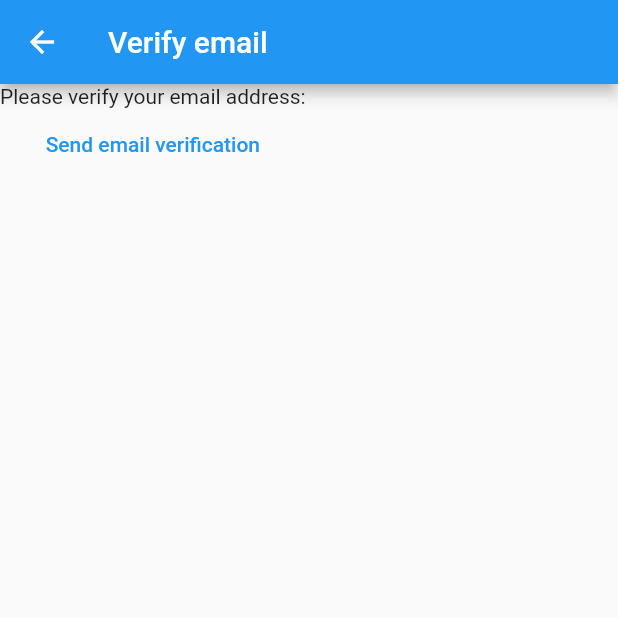
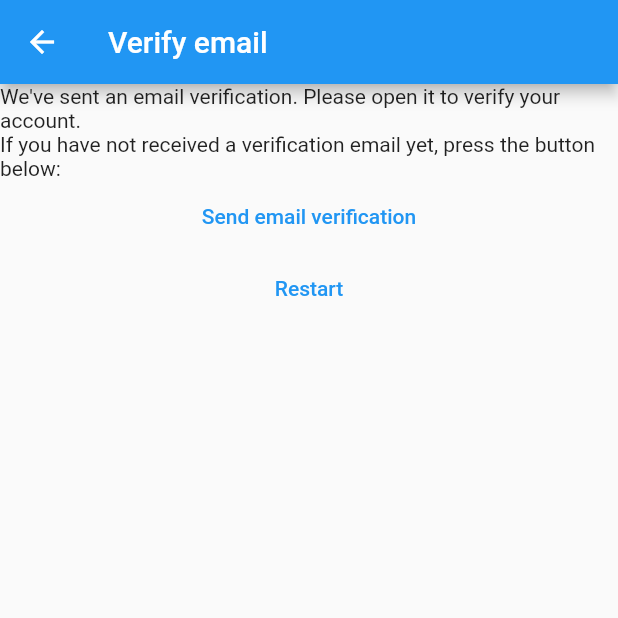
Before and after one commit to kaio-nink/my-notes, a Flutter app: the VerifyEmailView screen opened directly, on a phone screen of 412 x 824 dp, the top half of it. Run offline on Flutter 3.47's test engine with Material 2 defaults, Android fonts, the phone set to English and light mode, and no system bars; our stand-ins replace firebase_auth, firebase_core; accounts and stored records are empty.

Commit message:
Adding verifyEmailRoute and handling errors
The verifyEmailRoute was added so that the user can register a new account, receive an automatic verification email and go to VerifyEmailView. Also the errors in RegisterView were handled with showErrorDialog.

```diff
--- a/lib/constants/routes.dart
+++ b/lib/constants/routes.dart
@@ -1,3 +1,4 @@
 const loginRoute = '/login/';
 const registerRoute = '/register/';
 const notesRoute = '/notes/';
+const verifyEmailRoute = '/verify-email/';
--- a/lib/main.dart
+++ b/lib/main.dart
@@ -20,6 +20,7 @@ void main() {
         loginRoute: (context) => const LoginView(),
         registerRoute: (context) => const RegisterView(),
         notesRoute: (context) => const NotesView(),
+        verifyEmailRoute: (context) => const VerifyEmailView(),
       },
     ),
   );
--- a/lib/views/login_view.dart
+++ b/lib/views/login_view.dart
@@ -62,9 +62,8 @@ class _LoginViewState extends State<LoginView> {
               onPressed: () async {
                 final email = _email.text;
                 final password = _password.text;
-                final UserCredential userCredential;
                 try {
-                  userCredential =
+                  final userCredential =
                       await FirebaseAuth.instance.signInWithEmailAndPassword(
                     email: email,
                     password: password,
@@ -91,7 +90,7 @@ class _LoginViewState extends State<LoginView> {
                     );
                   }
                 }
-                cacth(e) async{
+                catch(e) {
                   await showErrorDialog(
                     context,
                     e.toString(),
--- a/lib/views/verify_email_view.dart
+++ b/lib/views/verify_email_view.dart
@@ -1,5 +1,6 @@
 import 'package:firebase_auth/firebase_auth.dart';
 import 'package:flutter/material.dart';
+import 'package:mynotes/constants/routes.dart';
 
 class VerifyEmailView extends StatefulWidget {
   const VerifyEmailView({super.key});
@@ -17,7 +18,10 @@ class _VerifyEmailViewState extends State<VerifyEmailView> {
       ),
       body: Column(
         children: [
-          const Text("Please verify your email address:"),
+          const Text(
+              "We've sent an email verification. Please open it to verify your account."),
+          const Text(
+              "If you have not received a verification email yet, press the button below:"),
           TextButton(
             onPressed: () async {
               final user = FirebaseAuth.instance.currentUser;
@@ -25,6 +29,16 @@ class _VerifyEmailViewState extends State<VerifyEmailView> {
             },
             child: const Text("Send email verification"),
           ),
+          TextButton(
+            onPressed: () async {
+              await FirebaseAuth.instance.signOut();
+              Navigator.of(context).pushNamedAndRemoveUntil(
+                registerRoute,
+                (route) => false,
+              );
+            },
+            child: const Text('Restart'),
+          )
         ],
       ),
     );
```
Also changed, not shown: lib/views/register_view.dart (+29 -9 lines), pubspec.lock, 2 other files.
